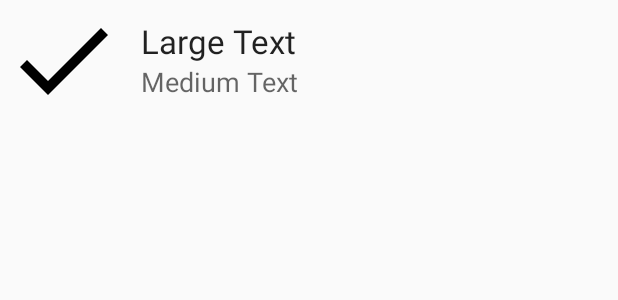
After one commit to Jamp/brownsea-jovenes, an Android app: the layout pruebas_item.xml on its own in the app's theme, with its tools: preview values and no code run, on a phone screen of 412 x 824 dp. The commit adds this screen. Shown: the top 300 px of the screen. Run offline under Robolectric (Android 15) with nearby library versions, the phone set to English and light mode, and no system bars.

```diff
--- a/app/build.gradle
+++ b/app/build.gradle
@@ -20,8 +20,10 @@ android {
 }
 
 dependencies {
-    compile fileTree(dir: 'libs', include: ['*.jar'])
+    compile fileTree(include: ['*.jar'], dir: 'libs')
     testCompile 'junit:junit:4.12'
     compile 'com.android.support:appcompat-v7:23.3.0'
     compile 'com.android.support:design:23.3.0'
+    compile 'com.journeyapps:zxing-android-embedded:3.2.0@aar'
+    compile 'com.google.zxing:core:3.2.1'
 }
--- /dev/null
+++ b/app/src/main/res/layout/pruebas_item.xml
@@ -0,0 +1,35 @@
+<?xml version="1.0" encoding="utf-8"?>
+<LinearLayout xmlns:android="http://schemas.android.com/apk/res/android"
+    android:orientation="horizontal" android:layout_width="match_parent"
+    android:layout_height="wrap_content">
+
+    <ImageView
+        android:layout_width="120dp"
+        android:layout_height="80dp"
+        android:id="@+id/imageItem"
+        android:src="@drawable/ic_done_black_24dp"
+        android:layout_weight="3" />
+
+    <LinearLayout
+        android:orientation="vertical"
+        android:layout_width="match_parent"
+        android:layout_height="wrap_content"
+        android:layout_weight="7"
+        android:layout_gravity="center_vertical"
+        android:layout_marginLeft="10dp">
+
+        <TextView
+            android:layout_width="wrap_content"
+            android:layout_height="wrap_content"
+            android:textAppearance="?android:attr/textAppearanceLarge"
+            android:text="Large Text"
+            android:id="@+id/titleItem" />
+
+        <TextView
+            android:layout_width="wrap_content"
+            android:layout_height="wrap_content"
+            android:textAppearance="?android:attr/textAppearanceMedium"
+            android:text="Medium Text"
+            android:id="@+id/subtitleItem" />
+    </LinearLayout>
+</LinearLayout>
--- a/app/src/main/res/values/strings.xml
+++ b/app/src/main/res/values/strings.xml
@@ -4,4 +4,5 @@
     <string name="title_activity_main2">Main2Activity</string>
     <string name="message_answer">¿Cual es la respuesta?</string>
     <string name="send_answer">Enviar</string>
+    <string name="msg_no_scan">Error al leer el código</string>
 </resources>
```
Also changed, not shown: app/src/main/AndroidManifest.xml (+6 -2 lines), app/src/main/java/us/icter/activitys/ImageActivity.java (+76 -10 lines), app/src/main/java/us/icter/activitys/VideoActivity.java (added, +52 -0 lines), app/src/main/java/us/icter/brownsea/MainActivity.java (+32 -3 lines), app/src/main/java/us/icter/libs/Estacion.java (+4 -4 lines), app/src/main/java/us/icter/libs/Pruebas.java (+8 -8 lines), app/src/main/res/layout/activity_main.xml (+16 -1 lines), app/src/main/res/layout/activity_video.xml (added, +18 -0 lines), app/src/main/res/drawable/logo_bronwsea.jpg (added).
